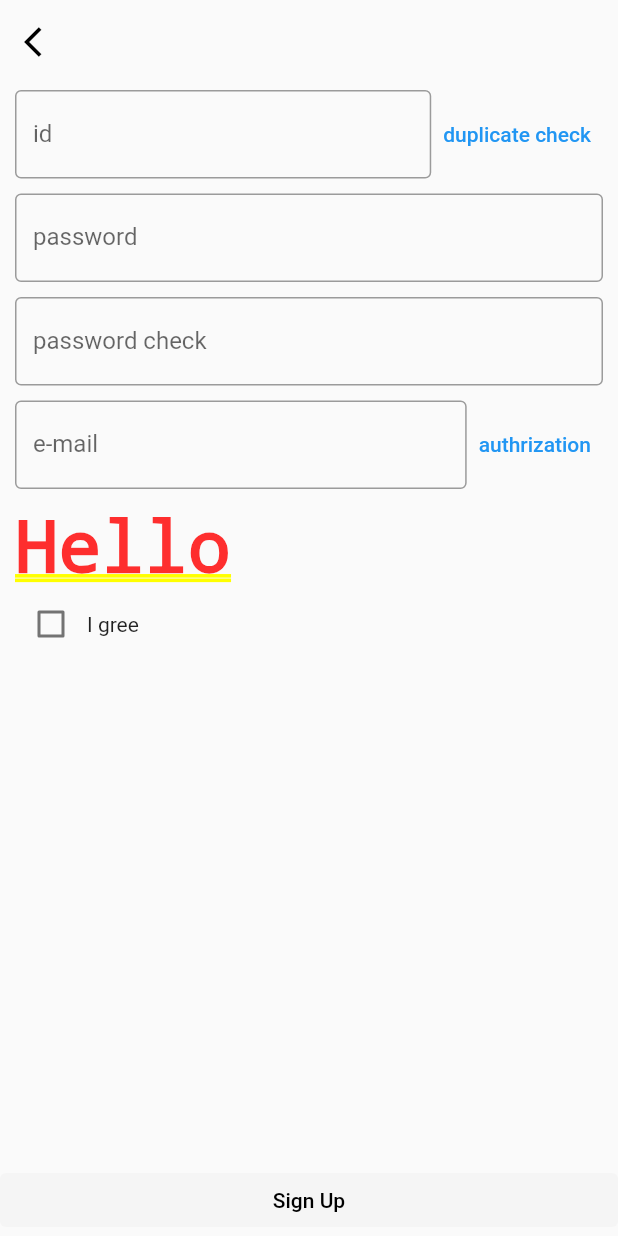
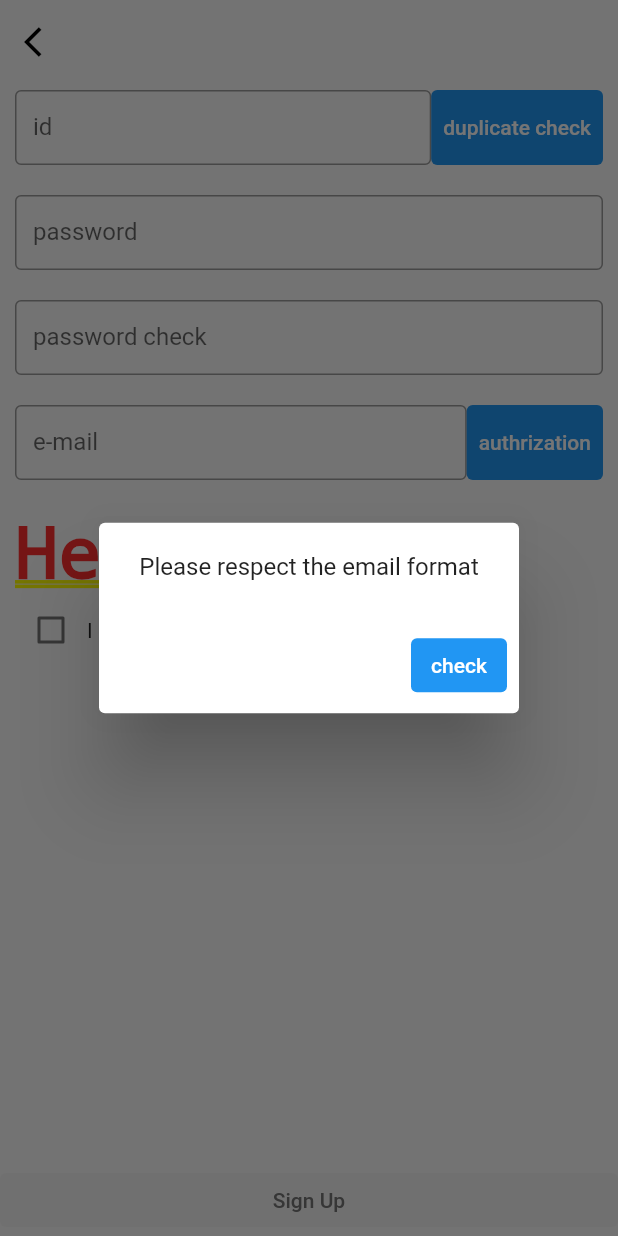
Before and after one commit to missing-project/app, a Flutter app: the SignUpScreen screen opened by its route, after a tap on "authrization", on a phone screen of 412 x 824 dp. Run offline on Flutter 3.47's test engine with Material 2 defaults, Android fonts, the phone set to English and light mode, and no system bars; our stand-ins replace carousel_slider, equatable, flutter_bloc, google_maps_flutter, location; generated files the repository leaves out were written again; network calls fail; Roboto replaces fonts that are missing (ChosunGs).

Commit message:
Fix: style modified

```diff
--- a/lib/l10n/app_en.arb
+++ b/lib/l10n/app_en.arb
@@ -41,5 +41,6 @@
   "signup_emailCode_send": "Verification code sent",
   "signup_emailCode_correct": "certified",
   "signup_emailCode_incorrect": "doesn't match",
-  "signup_emailCode_input": "Enter verification code"
+  "signup_emailCode_input": "Enter verification code",
+  "signup_email_regExp": "Please respect the email format"
 }
--- a/lib/l10n/app_ko.arb
+++ b/lib/l10n/app_ko.arb
@@ -41,5 +41,6 @@
   "signup_emailCode_send": "인증 코드가 전송되었습니다",
   "signup_emailCode_correct": "인증되었습니다",
   "signup_emailCode_incorrect": "일치하지 않습니다",
-  "signup_emailCode_input": "인증코드 입력"
+  "signup_emailCode_input": "인증코드 입력",
+  "signup_email_regExp": "이메일 형식을 지켜주세요"
 }
--- a/lib/main.dart
+++ b/lib/main.dart
@@ -26,6 +26,14 @@ class MyApp extends StatelessWidget {
         theme: ThemeData(
           primarySwatch: Colors.blue,
           fontFamily: 'ChosunGs',
+          textButtonTheme: TextButtonThemeData(
+            style: TextButton.styleFrom(
+              disabledBackgroundColor: Colors.grey[100],
+              disabledForegroundColor: Colors.grey[600],
+              backgroundColor: Theme.of(context).primaryColor,
+              foregroundColor: Colors.white,
+            ),
+          ),
         ),
         initialRoute: '/',
         routes: routes,
--- a/lib/screens/auth/signup/signup_screen.dart
+++ b/lib/screens/auth/signup/signup_screen.dart
@@ -17,8 +17,10 @@ class _SignUpScreenState extends State<SignUpScreen> {
   final _formKey = GlobalKey<FormState>();
   final _pwFocusNode = FocusNode();
   final _pwChFocusNode = FocusNode();
-  RegExp regex =
+  RegExp passwordRegex =
       RegExp(r'^(?=.*?[A-Z])(?=.*?[a-z])(?=.*?[0-9])(?=.*?[!@#\$&*~]).{8,}$');
+  RegExp emailRegExp = RegExp(
+      r"^[a-zA-Z0-9.a-zA-Z0-9.!#$%&'*+-/=?^_`{|}~]+@[a-zA-Z0-9]+\.[a-zA-Z]+");
   String id = '';
   String password = '';
   String passwordCheck = '';
@@ -29,8 +31,8 @@ class _SignUpScreenState extends State<SignUpScreen> {
   bool emailAuthrizationCheck = false;
   bool termsAgreement = false;
 
-  String? get _errorText {
-    if (_pwFocusNode.hasFocus && !regex.hasMatch(password)) {
+  String? get _passwordErrorText {
+    if (_pwFocusNode.hasFocus && !passwordRegex.hasMatch(password)) {
       return AppLocalizations.of(context)!.signup_pw_regex;
     }
 
@@ -60,8 +62,17 @@ class _SignUpScreenState extends State<SignUpScreen> {
   }
 
   void _handleEmailCheck() {
-    if (email.isNotEmpty) {
+    if (email.isNotEmpty && emailRegExp.hasMatch(email)) {
       BlocProvider.of<AuthBloc>(context).add(EmailCheck(email: email));
+    } else {
+      showDialog(
+        context: context,
+        builder: (context) {
+          return AlertDialogCustom(
+            content: AppLocalizations.of(context)!.signup_email_regExp,
+          );
+        },
+      );
     }
   }
 
@@ -93,6 +104,8 @@ class _SignUpScreenState extends State<SignUpScreen> {
           );
         });
   }
+
+  void _handleSignupSubmit() {}
 
   @override
   Widget build(BuildContext context) {
@@ -134,10 +147,13 @@ class _SignUpScreenState extends State<SignUpScreen> {
                                 },
                               ),
                             ),
-                            TextButton(
+                            SizedBox(
+                              height: double.infinity,
+                              child: TextButton(
                                 onPressed: _handleIdCheck,
                                 child: Text(AppLocalizations.of(context)!
                                     .signup_id_duplicate_btn),
+                              ),
                             ),
                           ],
                         ),
@@ -146,7 +162,7 @@ class _SignUpScreenState extends State<SignUpScreen> {
                         child: TextFormFieldStyle(
                           obscure: false,
                           label: AppLocalizations.of(context)!.password,
-                          errorTxt: _errorText,
+                          errorTxt: _passwordErrorText,
                           focusNode: _pwFocusNode,
                           onChanged: ((value) {
                             setState(() {
@@ -156,7 +172,7 @@ class _SignUpScreenState extends State<SignUpScreen> {
                           validator: (value) {
                             return value == null ||
                                     value.isEmpty ||
-                                    !regex.hasMatch(value)
+                                    !passwordRegex.hasMatch(value)
                                 ? AppLocalizations.of(context)!
                                     .signup_pw_invalid
                                 : null;
@@ -207,7 +223,9 @@ class _SignUpScreenState extends State<SignUpScreen> {
                                 },
                               ),
                             ),
-                            TextButton(
+                            SizedBox(
+                              height: double.infinity,
+                              child: TextButton(
                                 onPressed: emailAuthrizationCheck
                                     ? null
                                     : _handleEmailCheck,
@@ -215,7 +233,8 @@ class _SignUpScreenState extends State<SignUpScreen> {
                                   AppLocalizations.of(context)!
                                       .signup_authrization,
                                 ),
-                            )
+                              ),
+                            ),
                           ],
                         ),
                       ),
@@ -275,14 +294,8 @@ class _SignUpScreenState extends State<SignUpScreen> {
                 width: double.infinity,
                 child: TextButton(
                   onPressed: termsAgreement && _formKey.currentState!.validate()
-                      ? () {}
+                      ? _handleSignupSubmit
                       : null,
-                  style: TextButton.styleFrom(
-                    disabledBackgroundColor: Colors.grey[100],
-                    disabledForegroundColor: Colors.black,
-                    backgroundColor: Theme.of(context).primaryColor,
-                    foregroundColor: Colors.white,
-                  ),
                   child: Text(AppLocalizations.of(context)!.signup_btn),
                 ),
               ),
--- a/lib/screens/auth/signup/widgets/signup_widgets.dart
+++ b/lib/screens/auth/signup/widgets/signup_widgets.dart
@@ -17,8 +17,8 @@ class _SignUpPaddingState extends State<SignUpPadding> {
   @override
   Widget build(BuildContext context) {
     return Padding(
-      padding: EdgeInsets.only(bottom: 10),
-      child: widget.child,
+      padding: EdgeInsets.only(bottom: 20),
+      child: SizedBox(height: 50, child: widget.child),
     );
   }
 }
```
Lines whose indentation alone changed are shown as unchanged.
